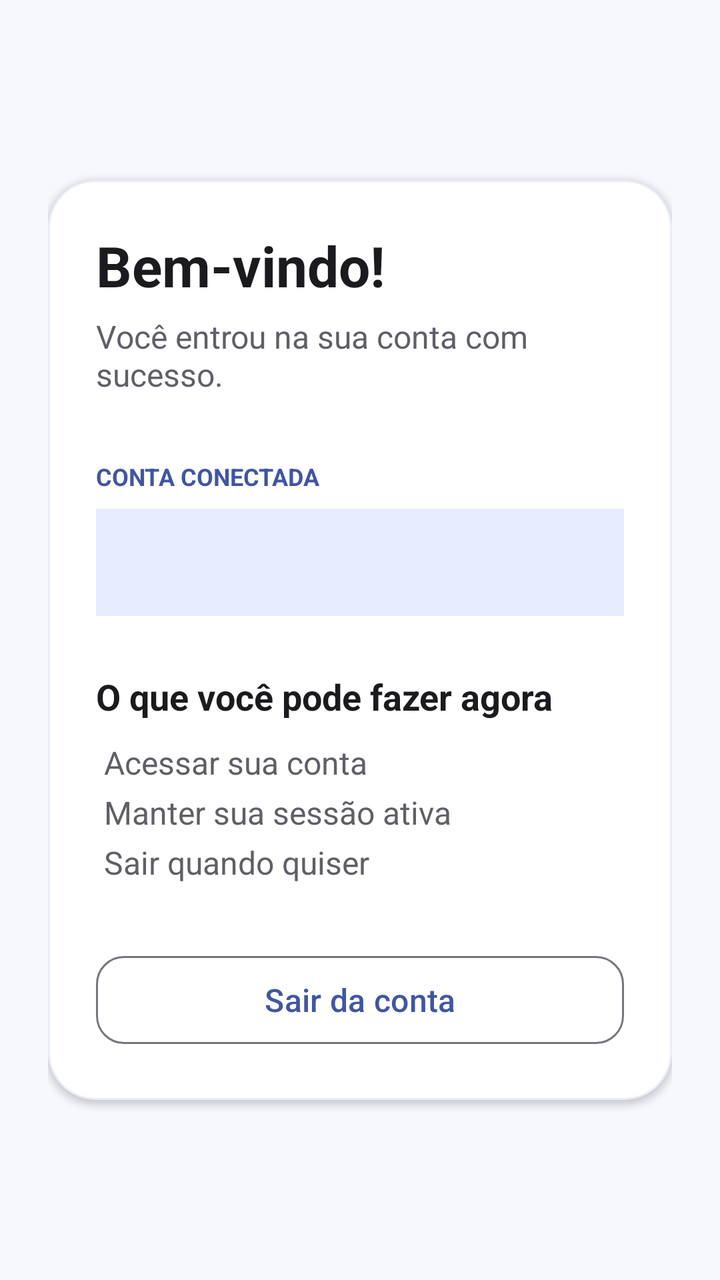
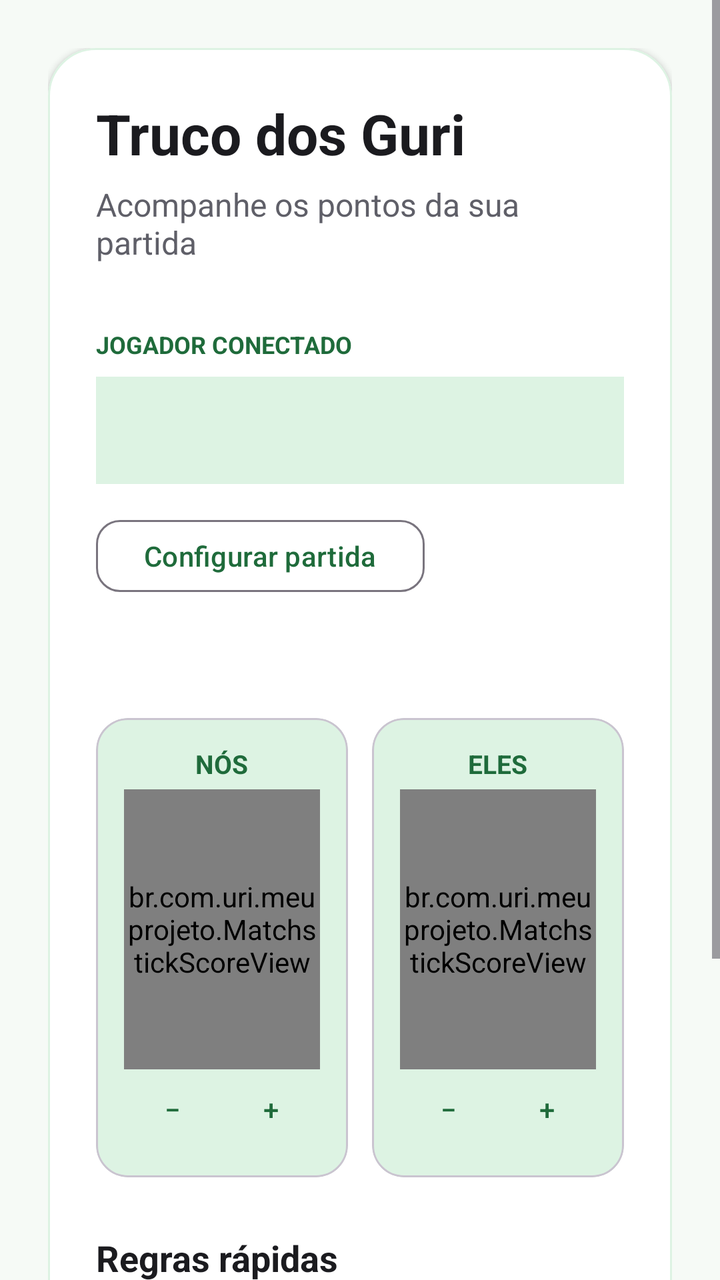

An Android layout rendered at two revisions. The XML below is the earlier revision; the diff shows what the commit changed to produce the second picture.
<!-- AndroidManifest.xml: application theme Theme.MyApplication -->
<!-- res/layout/activity_welcome.xml -->
<?xml version="1.0" encoding="utf-8"?>
<ScrollView
    xmlns:android="http://schemas.android.com/apk/res/android"
    xmlns:app="http://schemas.android.com/apk/res-auto"
    android:layout_width="match_parent"
    android:layout_height="match_parent"
    android:background="@color/screen_background"
    android:fillViewport="true">

    <LinearLayout
        android:layout_width="match_parent"
        android:layout_height="match_parent"
        android:gravity="center"
        android:orientation="vertical"
        android:padding="24dp">

        <com.google.android.material.card.MaterialCardView
            android:layout_width="match_parent"
            android:layout_height="wrap_content"
            app:cardBackgroundColor="@color/white"
            app:cardCornerRadius="24dp"
            app:cardElevation="2dp"
            app:strokeColor="@color/primary_container"
            app:strokeWidth="1dp">

            <LinearLayout
                android:layout_width="match_parent"
                android:layout_height="wrap_content"
                android:orientation="vertical"
                android:padding="24dp">

                <TextView
                    android:layout_width="wrap_content"
                    android:layout_height="wrap_content"
                    android:text="Bem-vindo!"
                    android:textColor="@color/text_primary"
                    android:textSize="28sp"
                    android:textStyle="bold" />

                <TextView
                    android:layout_width="wrap_content"
                    android:layout_height="wrap_content"
                    android:layout_marginTop="6dp"
                    android:text="Você entrou na sua conta com sucesso."
                    android:textColor="@color/text_secondary"
                    android:textSize="16sp" />

                <TextView
                    android:layout_width="wrap_content"
                    android:layout_height="wrap_content"
                    android:layout_marginTop="32dp"
                    android:text="CONTA CONECTADA"
                    android:textColor="@color/primary"
                    android:textSize="12sp"
                    android:textStyle="bold" />

                <TextView
                    android:id="@+id/tvUserEmail"
                    android:layout_width="match_parent"
                    android:layout_height="wrap_content"
                    android:layout_marginTop="8dp"
                    android:background="@color/primary_container"
                    android:padding="16dp"
                    android:textColor="@color/text_primary"
                    android:textSize="16sp" />

                <TextView
                    android:layout_width="wrap_content"
                    android:layout_height="wrap_content"
                    android:layout_marginTop="28dp"
                    android:text="O que você pode fazer agora"
                    android:textColor="@color/text_primary"
                    android:textSize="18sp"
                    android:textStyle="bold" />

                <TextView
                    android:layout_width="wrap_content"
                    android:layout_height="wrap_content"
                    android:layout_marginTop="10dp"
                    android:text=" Acessar sua conta\n Manter sua sessão ativa\n Sair quando quiser"
                    android:textColor="@color/text_secondary"
                    android:textSize="16sp"
                    android:lineSpacingExtra="6dp" />

                <com.google.android.material.button.MaterialButton
                    android:id="@+id/btnLogout"
                    style="@style/Widget.Material3.Button.OutlinedButton"
                    android:layout_width="match_parent"
                    android:layout_height="52dp"
                    android:layout_marginTop="32dp"
                    android:text="Sair da conta"
                    android:textAllCaps="false"
                    android:textSize="16sp"
                    app:cornerRadius="14dp" />
            </LinearLayout>
        </com.google.android.material.card.MaterialCardView>
    </LinearLayout>
</ScrollView>
<!-- resources referenced by this layout -->
<resources>
  <color name="primary">#4056A1</color>
  <color name="primary_container">#E8ECFF</color>
  <color name="screen_background">#F7F8FC</color>
  <color name="text_primary">#1B1B1F</color>
  <color name="text_secondary">#5F5F68</color>
  <color name="white">#FFFFFFFF</color>
  <style name="Theme.MyApplication" parent="Base.Theme.MyApplication" />
  <style name="Base.Theme.MyApplication" parent="Theme.Material3.DayNight.NoActionBar">
          <item name="colorPrimary">@color/primary</item>
          <item name="colorOnPrimary">@color/white</item>
          <item name="colorPrimaryContainer">@color/primary_container</item>
          <item name="android:statusBarColor">@color/screen_background</item>
          <item name="android:navigationBarColor">@color/screen_background</item>
          <item name="android:windowLightStatusBar">true</item>
      </style>
</resources>

<!-- the commit's change to res/layout/activity_welcome.xml (unified diff, before → after) -->
@@ -32,7 +32,7 @@
                 <TextView
                     android:layout_width="wrap_content"
                     android:layout_height="wrap_content"
-                    android:text="Bem-vindo!"
+                    android:text="Truco dos Guri"
                     android:textColor="@color/text_primary"
                     android:textSize="28sp"
                     android:textStyle="bold" />
@@ -41,7 +41,7 @@
                     android:layout_width="wrap_content"
                     android:layout_height="wrap_content"
                     android:layout_marginTop="6dp"
-                    android:text="Você entrou na sua conta com sucesso."
+                    android:text="Acompanhe os pontos da sua partida"
                     android:textColor="@color/text_secondary"
                     android:textSize="16sp" />
 
@@ -49,7 +49,7 @@
                     android:layout_width="wrap_content"
                     android:layout_height="wrap_content"
                     android:layout_marginTop="32dp"
-                    android:text="CONTA CONECTADA"
+                    android:text="JOGADOR CONECTADO"
                     android:textColor="@color/primary"
                     android:textSize="12sp"
                     android:textStyle="bold" />
@@ -64,11 +64,149 @@
                     android:textColor="@color/text_primary"
                     android:textSize="16sp" />
 
-                <TextView
-                    android:layout_width="wrap_content"
+                <com.google.android.material.button.MaterialButton
+                    android:id="@+id/btnMatchSettings"
+                    style="@style/Widget.Material3.Button.OutlinedButton"
+                    android:layout_width="wrap_content"
+                    android:layout_height="44dp"
+                    android:layout_marginTop="14dp"
+                    android:text="Configurar partida"
+                    android:textAllCaps="false"
+                    app:cornerRadius="12dp" />
+
+                <TextView
+                    android:id="@+id/tvMatchStatus"
+                    android:layout_width="match_parent"
                     android:layout_height="wrap_content"
                     android:layout_marginTop="28dp"
-                    android:text="O que você pode fazer agora"
+                    android:gravity="center"
+                    android:textColor="@color/text_secondary"
+                    android:textSize="14sp" />
+
+                <LinearLayout
+                    android:layout_width="match_parent"
+                    android:layout_height="wrap_content"
+                    android:layout_marginTop="12dp"
+                    android:orientation="horizontal">
+
+                    <com.google.android.material.card.MaterialCardView
+                        android:layout_width="0dp"
+                        android:layout_height="wrap_content"
+                        android:layout_weight="1"
+                        android:layout_marginEnd="6dp"
+                        app:cardBackgroundColor="@color/primary_container"
+                        app:cardCornerRadius="16dp">
+
+                        <LinearLayout
+                            android:layout_width="match_parent"
+                            android:layout_height="wrap_content"
+                            android:gravity="center"
+                            android:orientation="vertical"
+                            android:padding="14dp">
+
+                            <TextView
+                                android:layout_width="wrap_content"
+                                android:layout_height="wrap_content"
+                                android:text="NÓS"
+                                android:textColor="@color/primary"
+                                android:textSize="13sp"
+                                android:textStyle="bold" />
+
+                            <br.com.uri.meuprojeto.MatchstickScoreView
+                                android:id="@+id/matchsticksTeamOne"
+                                android:layout_width="wrap_content"
+                                android:layout_height="140dp"
+                                android:layout_marginTop="4dp"
+                                android:minWidth="130dp" />
+
+                            <LinearLayout
+                                android:layout_width="match_parent"
+                                android:layout_height="wrap_content"
+                                android:orientation="horizontal">
+
+                                <com.google.android.material.button.MaterialButton
+                                    android:id="@+id/btnTeamOneDecrease"
+                                    style="@style/Widget.Material3.Button.TextButton"
+                                    android:layout_width="0dp"
+                                    android:layout_height="40dp"
+                                    android:layout_weight="1"
+                                    android:text="−"
+                                    android:textAllCaps="false" />
+
+                                <com.google.android.material.button.MaterialButton
+                                    android:id="@+id/btnTeamOneIncrease"
+                                    style="@style/Widget.Material3.Button.TextButton"
+                                    android:layout_width="0dp"
+                                    android:layout_height="40dp"
+                                    android:layout_weight="1"
+                                    android:text="+"
+                                    android:textAllCaps="false" />
+                            </LinearLayout>
+                        </LinearLayout>
+                    </com.google.android.material.card.MaterialCardView>
+
+                    <com.google.android.material.card.MaterialCardView
+                        android:layout_width="0dp"
+                        android:layout_height="wrap_content"
+                        android:layout_weight="1"
+                        android:layout_marginStart="6dp"
+                        app:cardBackgroundColor="@color/primary_container"
+                        app:cardCornerRadius="16dp">
+
+                        <LinearLayout
+                            android:layout_width="match_parent"
+                            android:layout_height="wrap_content"
+                            android:gravity="center"
+                            android:orientation="vertical"
+                            android:padding="14dp">
+
+                            <TextView
+                                android:layout_width="wrap_content"
+                                android:layout_height="wrap_content"
+                                android:text="ELES"
+                                android:textColor="@color/primary"
+                                android:textSize="13sp"
+                                android:textStyle="bold" />
+
+                            <br.com.uri.meuprojeto.MatchstickScoreView
+                                android:id="@+id/matchsticksTeamTwo"
+                                android:layout_width="wrap_content"
+                                android:layout_height="140dp"
+                                android:layout_marginTop="4dp"
+                                android:minWidth="130dp" />
+
+                            <LinearLayout
+                                android:layout_width="match_parent"
+                                android:layout_height="wrap_content"
+                                android:orientation="horizontal">
+
+                                <com.google.android.material.button.MaterialButton
+                                    android:id="@+id/btnTeamTwoDecrease"
+                                    style="@style/Widget.Material3.Button.TextButton"
+                                    android:layout_width="0dp"
+                                    android:layout_height="40dp"
+                                    android:layout_weight="1"
+                                    android:text="−"
+                                    android:textAllCaps="false" />
+
+                                <com.google.android.material.button.MaterialButton
+                                    android:id="@+id/btnTeamTwoIncrease"
+                                    style="@style/Widget.Material3.Button.TextButton"
+                                    android:layout_width="0dp"
+                                    android:layout_height="40dp"
+                                    android:layout_weight="1"
+                                    android:text="+"
+                                    android:textAllCaps="false" />
+                            </LinearLayout>
+                        </LinearLayout>
+                    </com.google.android.material.card.MaterialCardView>
+                </LinearLayout>
+
+                <TextView
+                    android:layout_width="wrap_content"
+                    android:layout_height="wrap_content"
+                    android:layout_marginTop="28dp"
+                    android:text="Regras rápidas"
                     android:textColor="@color/text_primary"
                     android:textSize="18sp"
                     android:textStyle="bold" />
@@ -77,7 +215,7 @@
                     android:layout_width="wrap_content"
                     android:layout_height="wrap_content"
                     android:layout_marginTop="10dp"
-                    android:text=" Acessar sua conta\n Manter sua sessão ativa\n Sair quando quiser"
+                    android:text=" Use + e − para alterar os pontos\n A primeira equipe a 30 vence\n O placar reinicia ao fim da partida"
                     android:textColor="@color/text_secondary"
                     android:textSize="16sp"
                     android:lineSpacingExtra="6dp" />
<!-- resource entries referenced after the edit -->
@@ -1,8 +1,8 @@
 <!-- resources referenced by this layout -->
 <resources>
-  <color name="primary">#4056A1</color>
-  <color name="primary_container">#E8ECFF</color>
-  <color name="screen_background">#F7F8FC</color>
+  <color name="primary">#1F6B3B</color>
+  <color name="primary_container">#DDF3E3</color>
+  <color name="screen_background">#F6FAF6</color>
   <color name="text_primary">#1B1B1F</color>
   <color name="text_secondary">#5F5F68</color>
   <color name="white">#FFFFFFFF</color>
